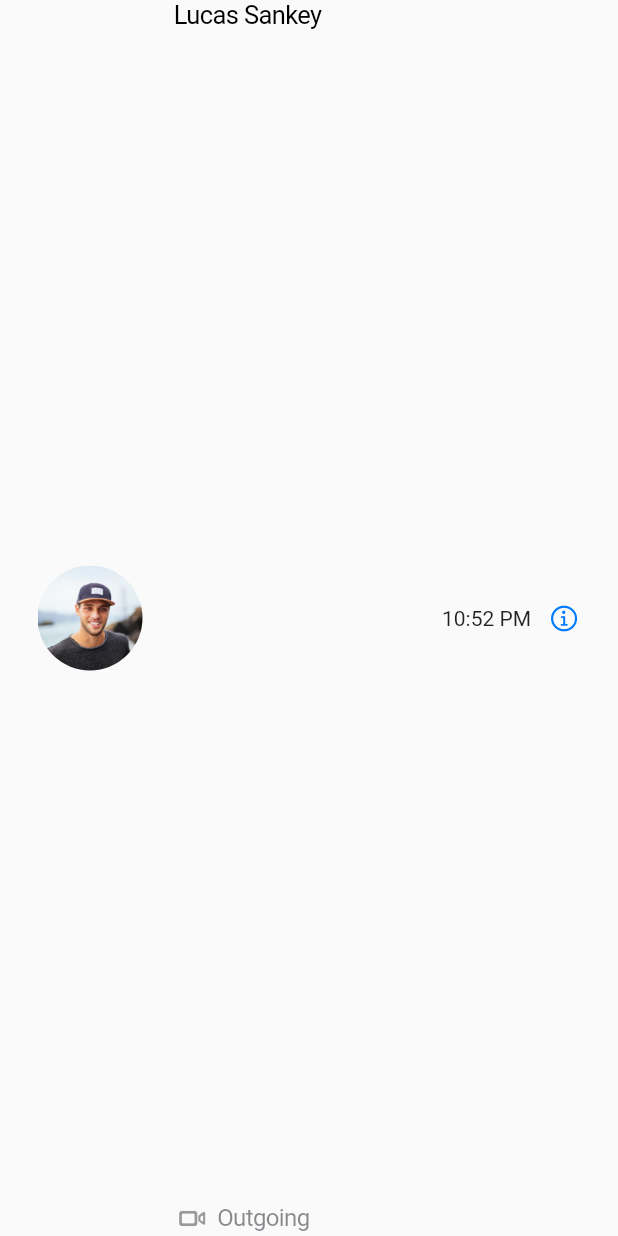
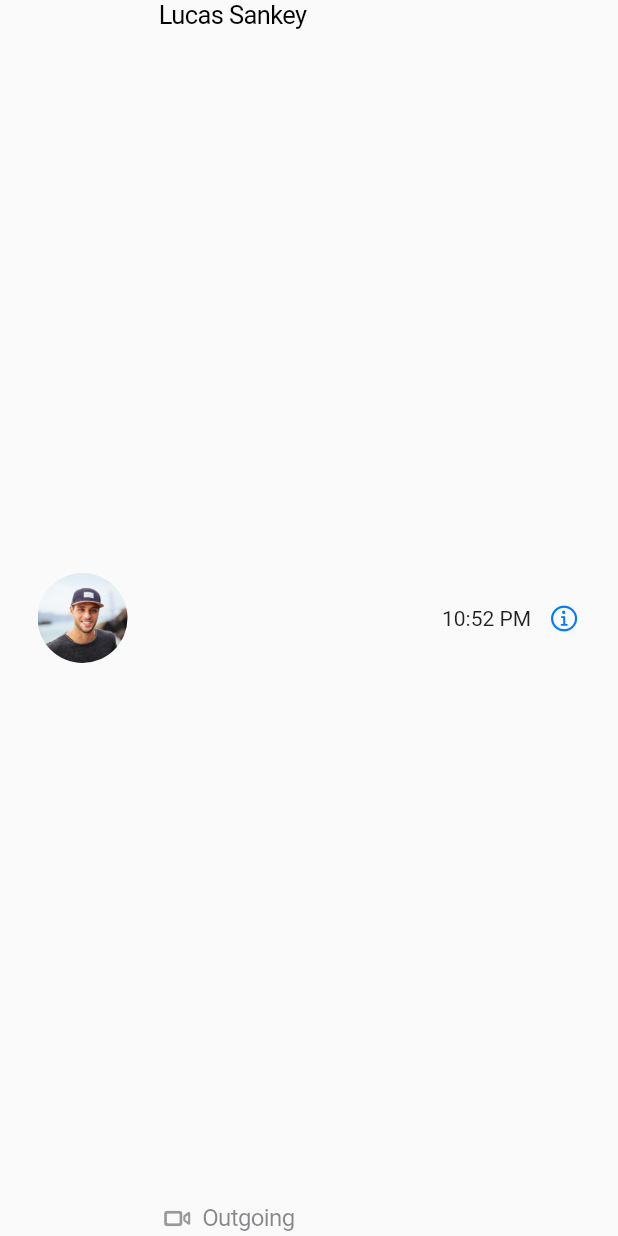
Before and after one commit to decodevM/whatsapp_clone, a Flutter app: the CallWidget widget shown alone on an empty page, opened directly with sample values from the repository, on a phone screen of 412 x 824 dp. Run offline on Flutter 3.47's test engine with Material 2 defaults, Android fonts, the phone set to English and light mode, and no system bars; missing offline and left inert: cupertino_lists.

Commit message:
Update chat widget to appear like call widget

```diff
--- a/lib/main_screen.dart
+++ b/lib/main_screen.dart
@@ -36,8 +36,6 @@ class MainScreen extends StatelessWidget {
             icon: Icon(CupertinoIcons.settings),
             label: 'Settings',
           ),
-          BottomNavigationBarItem(
-              icon: Icon(CupertinoIcons.video_camera), label: 'Calls Videos')
         ],
       ),
       tabBuilder: (context, index) {
--- a/lib/widgets/call_widget.dart
+++ b/lib/widgets/call_widget.dart
@@ -12,23 +12,28 @@ class CallWidget extends StatelessWidget {
       title: Row(
         mainAxisSize: MainAxisSize.min,
         children: [
-          Text(
+          FittedBox(
+            child: Text(
               user.name!,
               style: TextStyle(
                 color: user.callStatus == CallStatus.missed
                     ? CupertinoColors.systemRed
                     : null,
               ),
+              overflow: TextOverflow.ellipsis,
+            ),
           ),
           if (user.missed != 1)
             Padding(
-              padding: const EdgeInsets.only(left: 10),
+              padding: const EdgeInsets.only(left: 5),
+              child: FittedBox(
                 child: Text(
                   '(${user.missed})',
                   style: TextStyle(
                       color: user.callStatus == CallStatus.missed
                           ? CupertinoColors.systemRed
                           : null,
+                      fontSize: 14),
                 ),
               ),
             )
@@ -46,7 +51,7 @@ class CallWidget extends StatelessWidget {
           shape: BoxShape.circle,
         ),
       ),
-      leadingSize: 80,
+      leadingSize: 70,
       subtitle: Row(
         children: [
           Icon(
@@ -69,7 +74,11 @@ class CallWidget extends StatelessWidget {
       ),
       trailing: Row(
         children: [
-          Text(user.date!),
+          FittedBox(
+            child: Text(
+              user.date!,
+            ),
+          ),
           CupertinoButton(
               padding: EdgeInsets.zero,
               onPressed: () {},
```
Also changed, not shown: lib/screens/chats_screen.dart (+16 -8 lines), lib/screens/settings_screen.dart (+2 -5 lines), lib/widgets/chat_widget.dart (+6 -7 lines), 2 other files. Lines whose indentation alone changed are shown as unchanged.
